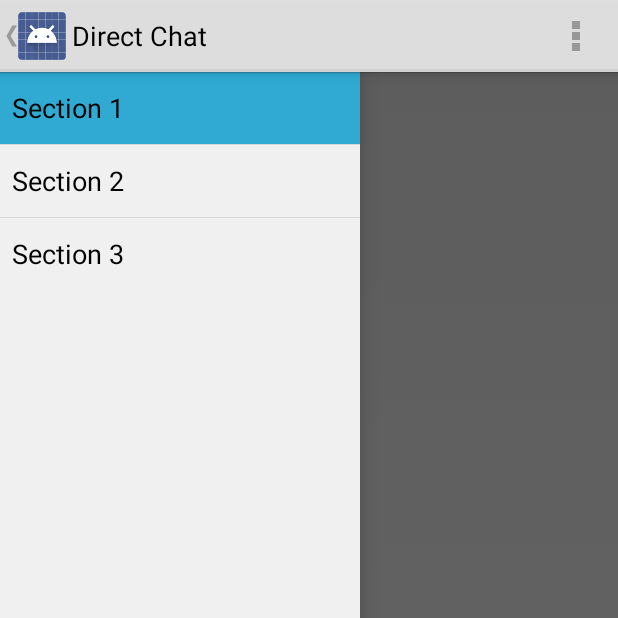
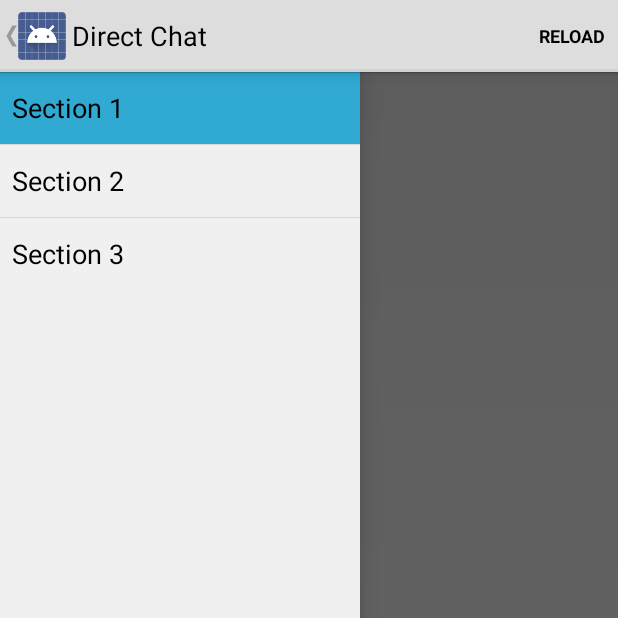
Before and after one commit to hoang8f/DirectChat, an Android app: the screen it shows after launch (ChatActivity), on a phone screen of 412 x 824 dp, the top half of it. Run offline under Robolectric (Android 15) with nearby library versions, the phone set to English and light mode, and no system bars; 4 statements that could not run were skipped.

```diff
--- a/DirectChat/build.gradle
+++ b/DirectChat/build.gradle
@@ -27,4 +27,5 @@ dependencies {
 //    compile project("libs:PullToRefresh")
 //    compile project("libs:extras:PullToRefreshListFragment")
 //    compile project("libs:extras:PullToRefreshViewPager")
+    compile files('./libs/JadeAndroid.jar')
 }
--- a/DirectChat/src/main/AndroidManifest.xml
+++ b/DirectChat/src/main/AndroidManifest.xml
@@ -10,12 +10,14 @@
 
     <uses-permission android:name="android.permission.ACCESS_WIFI_STATE"/>
     <uses-permission android:name="android.permission.CHANGE_WIFI_STATE"/>
+    <uses-permission android:name="android.permission.INTERNET" />
 
     <application
         android:allowBackup="true"
         android:icon="@drawable/ic_launcher"
         android:label="@string/app_name"
         android:theme="@style/AppTheme" >
+        <service android:name="jade.android.RuntimeService" />
         <activity
             android:name="info.hoang8f.directchat.ChatActivity"
             android:label="@string/app_name" >
--- a/DirectChat/src/main/java/info/hoang8f/directchat/ChatActivity.java
+++ b/DirectChat/src/main/java/info/hoang8f/directchat/ChatActivity.java
@@ -4,9 +4,13 @@ import android.app.ActionBar;
 import android.app.Activity;
 import android.app.Fragment;
 import android.app.FragmentManager;
+import android.content.ComponentName;
 import android.content.Context;
+import android.content.Intent;
+import android.content.ServiceConnection;
 import android.net.wifi.p2p.WifiP2pManager;
 import android.os.Bundle;
+import android.os.IBinder;
 import android.support.v4.widget.DrawerLayout;
 import android.util.Log;
 import android.view.LayoutInflater;
@@ -17,12 +21,21 @@ import android.view.ViewGroup;
 import android.widget.TextView;
 import android.widget.Toast;
 
+import jade.android.AgentContainerHandler;
+import jade.android.RuntimeCallback;
+import jade.android.RuntimeService;
+import jade.android.RuntimeServiceBinder;
+
 public class ChatActivity extends Activity
         implements NavigationDrawerFragment.NavigationDrawerCallbacks {
 
     public static final String TAG = "ChatActivity";
     private WifiP2pManager mWifiP2pManager;
     private WifiP2pManager.Channel mChannel;
+    private RuntimeServiceBinder runtimeServiceBinder;
+    private AgentContainerHandler mainContainerHandler;
+    private ServiceConnection serviceConnection;
+
     /**
      * Fragment managing the behaviors, interactions and presentation of the navigation drawer.
      */
@@ -46,6 +59,9 @@ public class ChatActivity extends Activity
         mNavigationDrawerFragment.setUp(
                 R.id.navigation_drawer,
                 (DrawerLayout) findViewById(R.id.drawer_layout));
+
+        //Start JADE main container
+        bindService();
 
         mWifiP2pManager = (WifiP2pManager) getSystemService(Context.WIFI_P2P_SERVICE);
         if (mWifiP2pManager != null) {
@@ -172,5 +188,48 @@ public class ChatActivity extends Activity
                     getArguments().getInt(ARG_SECTION_NUMBER));
         }
     }
+    /**
+     * Create JADE Main Container here
+     */
+    private void bindService() {
+        //Check runtime service
+        if (runtimeServiceBinder == null) {
+            //Create Runtime Service Binder here
+            serviceConnection = new ServiceConnection() {
+                @Override
+                public void onServiceConnected(ComponentName componentName, IBinder service) {
+                    runtimeServiceBinder = (RuntimeServiceBinder) service;
+                    Log.i(TAG, "###Gateway successfully bound to RuntimeService");
+                    startMainContainer();
+                }
+
+                @Override
+                public void onServiceDisconnected(ComponentName componentName) {
+                    Log.i(TAG, "###Gateway unbound from RuntimeService");
+                }
+            };
+            Log.i(TAG, "###Binding Gateway to RuntimeService...");
+            bindService(new Intent(getApplicationContext(), RuntimeService.class), serviceConnection, Context.BIND_AUTO_CREATE);
+        } else {
+            startMainContainer();
+        }
+    }
+
+    private void startMainContainer() {
+        runtimeServiceBinder.createMainAgentContainer(new RuntimeCallback<AgentContainerHandler>() {
+            @Override
+            public void onSuccess(AgentContainerHandler agentContainerHandler) {
+                mainContainerHandler = agentContainerHandler;
+                Log.i(TAG, "###Main-Container created...");
+                Log.i(TAG, "###Container:" + agentContainerHandler.getAgentContainer().getName());
+                Log.i(TAG, "###mainContainerHandler:" + mainContainerHandler);
+            }
+
+            @Override
+            public void onFailure(Throwable throwable) {
+                Log.i(TAG, "###Failed to create Main Container");
+            }
+        });
+    }
 
 }
--- a/DirectChat/src/main/res/menu/chat.xml
+++ b/DirectChat/src/main/res/menu/chat.xml
@@ -3,7 +3,7 @@
         android:title="@string/action_example"
         android:showAsAction="withText|ifRoom" />
     <item android:id="@+id/action_settings"
-        android:title="@string/action_settings"
+        android:title="@string/action_reload"
         android:orderInCategory="100"
         android:showAsAction="never" />
 </menu>
--- a/DirectChat/src/main/res/menu/global.xml
+++ b/DirectChat/src/main/res/menu/global.xml
@@ -1,6 +1,6 @@
 <menu xmlns:android="http://schemas.android.com/apk/res/android">
     <item android:id="@+id/action_settings"
-        android:title="@string/action_settings"
+        android:title="@string/action_reload"
         android:orderInCategory="100"
-        android:showAsAction="never" />
+        android:showAsAction="always" />
 </menu>
--- a/DirectChat/src/main/res/values/strings.xml
+++ b/DirectChat/src/main/res/values/strings.xml
@@ -8,7 +8,7 @@
     <string name="navigation_drawer_open">Open navigation drawer</string>
     <string name="navigation_drawer_close">Close navigation drawer</string>
     <string name="action_example">Example action</string>
-    <string name="action_settings">Settings</string>
+    <string name="action_reload">Reload</string>
     <string name="wifi_p2p_failed_rename_message">Rename failed!</string>
 
 </resources>
```
Also changed, not shown: DirectChat/libs/JadeAndroid.jar (added).
